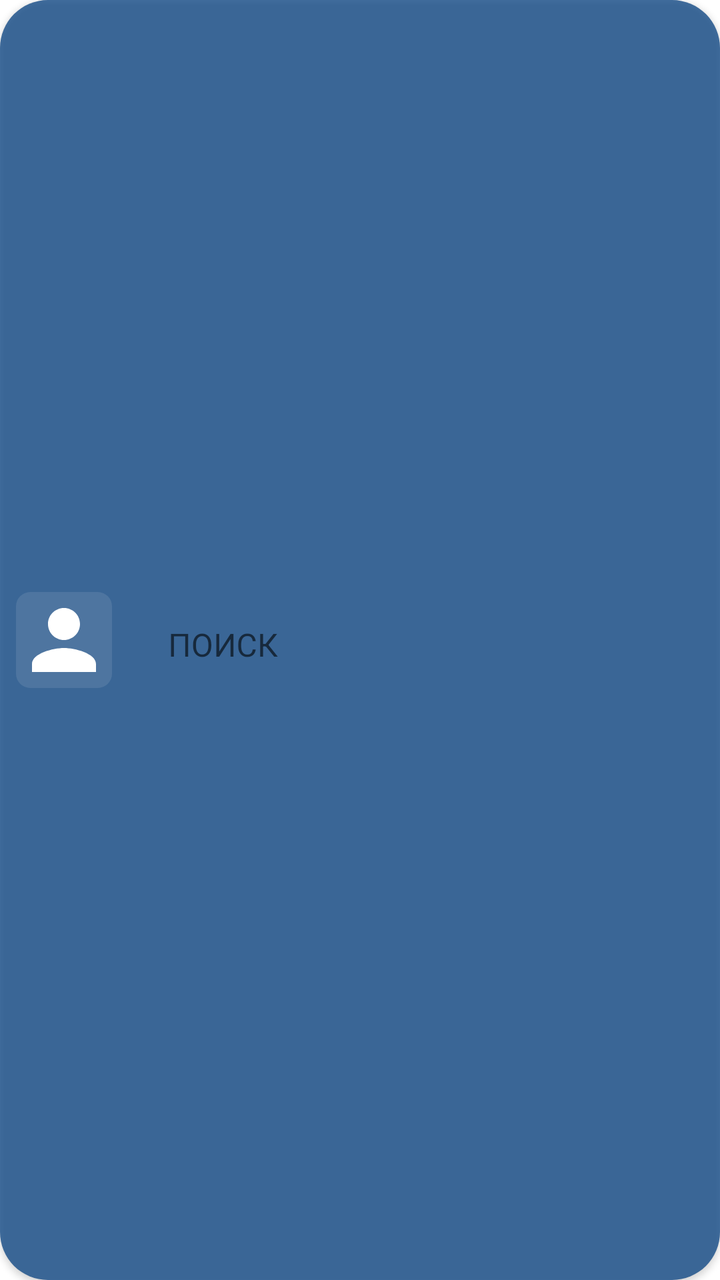
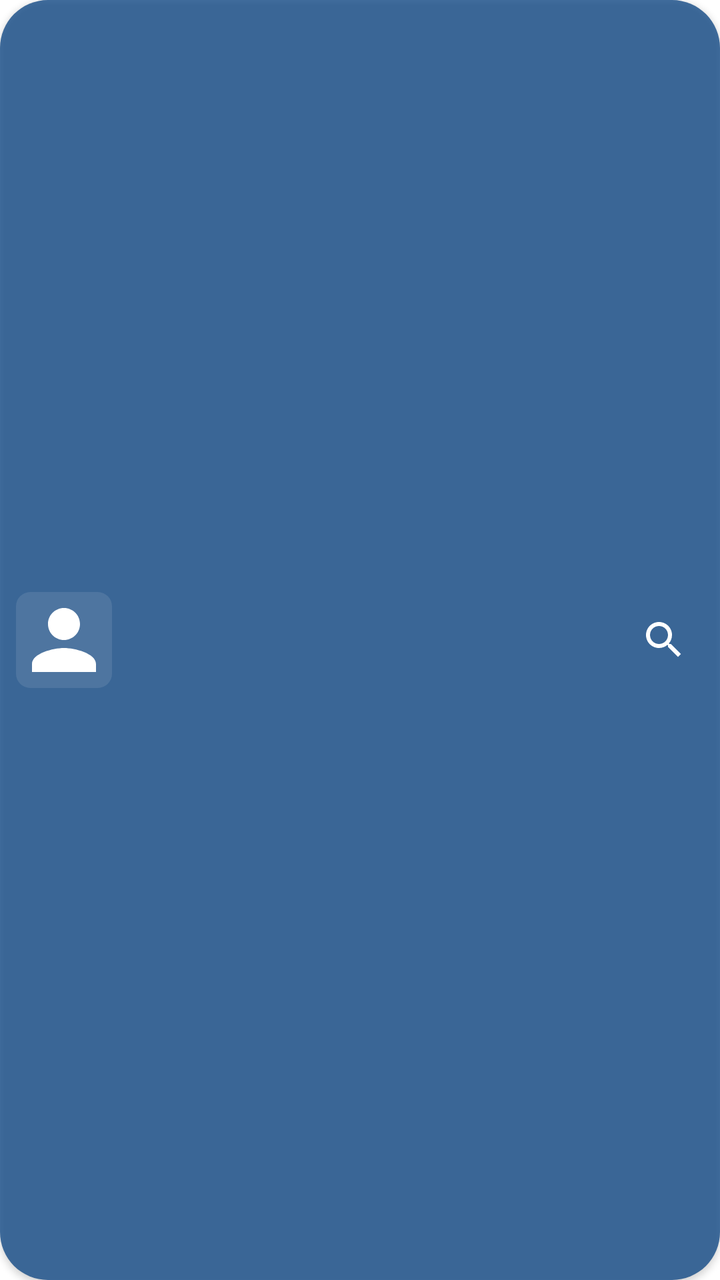

The first picture is an Android layout as it rendered before a commit; the second is the same layout after the commit. The layout source and the unified diff follow.
<!-- AndroidManifest.xml: application theme Theme.Prime -->
<!-- res/layout/item_chat_island_header.xml -->
<?xml version="1.0" encoding="utf-8"?>
<androidx.constraintlayout.widget.ConstraintLayout xmlns:android="http://schemas.android.com/apk/res/android"
    xmlns:app="http://schemas.android.com/apk/res-auto"
    android:id="@+id/islandHeaderItem"
    android:layout_width="match_parent"
    android:layout_height="wrap_content"
    android:layout_marginHorizontal="16dp"
    android:layout_marginTop="8dp"
    android:layout_marginBottom="12dp"
    android:background="@drawable/bg_island_brand"
    android:padding="8dp"
    android:elevation="2dp">

    <com.google.android.material.imageview.ShapeableImageView
        android:id="@+id/ivHeaderAvatar"
        android:layout_width="48dp"
        android:layout_height="48dp"
        android:scaleType="centerCrop"
        android:background="@color/glass_white_10"
        android:src="@drawable/ic_person"
        app:shapeAppearanceOverlay="@style/Rounded15PercentImageView"
        app:layout_constraintBottom_toBottomOf="parent"
        app:layout_constraintStart_toStartOf="parent"
        app:layout_constraintTop_toTopOf="parent" />

    <com.google.android.material.textfield.TextInputLayout
        android:id="@+id/inputLayoutHeaderSearch"
        style="@style/Widget.MaterialComponents.TextInputLayout.OutlinedBox.Dense"
        android:layout_width="0dp"
        android:layout_height="wrap_content"
        android:layout_marginStart="12dp"
        android:layout_marginEnd="8dp"
        android:hint="ПОИСК"
        app:boxBackgroundColor="@android:color/transparent"
        app:boxStrokeWidth="0dp"
        app:boxStrokeWidthFocused="0dp"
        app:hintTextColor="@color/glass_white_30"
        app:layout_constraintBottom_toBottomOf="@+id/ivHeaderAvatar"
        app:layout_constraintEnd_toEndOf="parent"
        app:layout_constraintStart_toEndOf="@+id/ivHeaderAvatar"
        app:layout_constraintTop_toTopOf="@+id/ivHeaderAvatar">

        <com.google.android.material.textfield.TextInputEditText
            android:id="@+id/etHeaderSearch"
            android:layout_width="match_parent"
            android:layout_height="wrap_content"
            android:inputType="textNoSuggestions"
            android:maxLength="20"
            android:maxLines="1"
            android:textColor="@color/white"
            android:paddingVertical="10dp"
            android:focusable="false"
            android:clickable="true"
            android:background="@android:color/transparent" />
    </com.google.android.material.textfield.TextInputLayout>

</androidx.constraintlayout.widget.ConstraintLayout>
<!-- resources referenced by this layout -->
<resources>
  <color name="glass_white_10">#1AFFFFFF</color>
  <color name="glass_white_30">#4DFFFFFF</color>
  <color name="white">#FFFFFFFF</color>
  <!-- drawable bg_island_brand (drawable) -->
  <?xml version="1.0" encoding="utf-8"?>
  <ripple xmlns:android="http://schemas.android.com/apk/res/android"
      android:color="@color/glass_white_30">
      <item>
          <shape android:shape="rectangle">
              <solid android:color="#CC154B87" /> 
              <corners android:radius="24dp" />
          </shape>
      </item>
  </ripple>
  <!-- drawable ic_person (drawable) -->
  <vector xmlns:android="http://schemas.android.com/apk/res/android" android:height="24dp" android:tint="#FFFFFF" android:viewportHeight="24" android:viewportWidth="24" android:width="24dp">
        
      <path android:fillColor="@android:color/white" android:pathData="M12,12c2.21,0 4,-1.79 4,-4s-1.79,-4 -4,-4 -4,1.79 -4,4 1.79,4 4,4zM12,14c-2.67,0 -8,1.34 -8,4v2h16v-2c0,-2.66 -5.33,-4 -8,-4z"/>
      
  </vector>
  <style name="Rounded15PercentImageView">
          <item name="cornerFamily">rounded</item>
          <item name="cornerSize">15%</item>
      </style>
  <style name="Theme.Prime" parent="Theme.MaterialComponents.DayNight.NoActionBar">
          <item name="colorPrimary">@color/prime_background_blue</item>
          <item name="android:windowBackground">@color/white</item>
          <item name="android:colorBackground">@color/white</item>
          <item name="android:statusBarColor">@android:color/transparent</item>
          <item name="android:windowTranslucentStatus">true</item>
          <item name="android:windowLightStatusBar" tools:targetApi="m">false</item>
      </style>
  <color name="prime_background_blue">#154B87</color>
</resources>

<!-- the commit's change to res/layout/item_chat_island_header.xml (unified diff, before → after) -->
@@ -23,35 +23,27 @@
         app:layout_constraintStart_toStartOf="parent"
         app:layout_constraintTop_toTopOf="parent" />
 
-    <com.google.android.material.textfield.TextInputLayout
-        android:id="@+id/inputLayoutHeaderSearch"
-        style="@style/Widget.MaterialComponents.TextInputLayout.OutlinedBox.Dense"
+    <TextSwitcher
+        android:id="@+id/tsHeaderTitle"
         android:layout_width="0dp"
         android:layout_height="wrap_content"
-        android:layout_marginStart="12dp"
-        android:layout_marginEnd="8dp"
-        android:hint="ПОИСК"
-        app:boxBackgroundColor="@android:color/transparent"
-        app:boxStrokeWidth="0dp"
-        app:boxStrokeWidthFocused="0dp"
-        app:hintTextColor="@color/glass_white_30"
+        android:layout_marginHorizontal="12dp"
+        android:inAnimation="@anim/slide_in_top_alpha"
+        android:outAnimation="@anim/slide_out_bottom"
         app:layout_constraintBottom_toBottomOf="@+id/ivHeaderAvatar"
+        app:layout_constraintEnd_toStartOf="@+id/btnHeaderSearch"
+        app:layout_constraintStart_toEndOf="@+id/ivHeaderAvatar"
+        app:layout_constraintTop_toTopOf="@+id/ivHeaderAvatar" />
+
+    <ImageButton
+        android:id="@+id/btnHeaderSearch"
+        android:layout_width="40dp"
+        android:layout_height="40dp"
+        android:background="?attr/selectableItemBackgroundBorderless"
+        android:src="@drawable/ic_search"
+        app:layout_constraintBottom_toBottomOf="parent"
         app:layout_constraintEnd_toEndOf="parent"
-        app:layout_constraintStart_toEndOf="@+id/ivHeaderAvatar"
-        app:layout_constraintTop_toTopOf="@+id/ivHeaderAvatar">
-
-        <com.google.android.material.textfield.TextInputEditText
-            android:id="@+id/etHeaderSearch"
-            android:layout_width="match_parent"
-            android:layout_height="wrap_content"
-            android:inputType="textNoSuggestions"
-            android:maxLength="20"
-            android:maxLines="1"
-            android:textColor="@color/white"
-            android:paddingVertical="10dp"
-            android:focusable="false"
-            android:clickable="true"
-            android:background="@android:color/transparent" />
-    </com.google.android.material.textfield.TextInputLayout>
+        app:layout_constraintTop_toTopOf="parent"
+        app:tint="@color/white" />
 
 </androidx.constraintlayout.widget.ConstraintLayout>
<!-- resource entries referenced after the edit -->
@@ -20,6 +20,16 @@
       <path android:fillColor="@android:color/white" android:pathData="M12,12c2.21,0 4,-1.79 4,-4s-1.79,-4 -4,-4 -4,1.79 -4,4 1.79,4 4,4zM12,14c-2.67,0 -8,1.34 -8,4v2h16v-2c0,-2.66 -5.33,-4 -8,-4z"/>
       
   </vector>
+  <!-- drawable ic_search (drawable) -->
+  <vector xmlns:android="http://schemas.android.com/apk/res/android"
+      android:width="24dp"
+      android:height="24dp"
+      android:viewportWidth="24"
+      android:viewportHeight="24">
+      <path
+          android:fillColor="@android:color/white"
+          android:pathData="M15.5,14h-0.79l-0.28,-0.27C15.41,12.59 16,11.11 16,9.5 16,5.91 13.09,3 9.5,3S3,5.91 3,9.5 5.91,16 9.5,16c1.61,0 3.09,-0.59 4.23,-1.57l0.27,0.28v0.79l5,4.99L20.49,19l-4.99,-5zM9.5,14C7.01,14 5,11.99 5,9.5S7.01,5 9.5,5 14,7.01 14,9.5 11.99,14 9.5,14z"/>
+  </vector>
   <style name="Rounded15PercentImageView">
           <item name="cornerFamily">rounded</item>
           <item name="cornerSize">15%</item>
